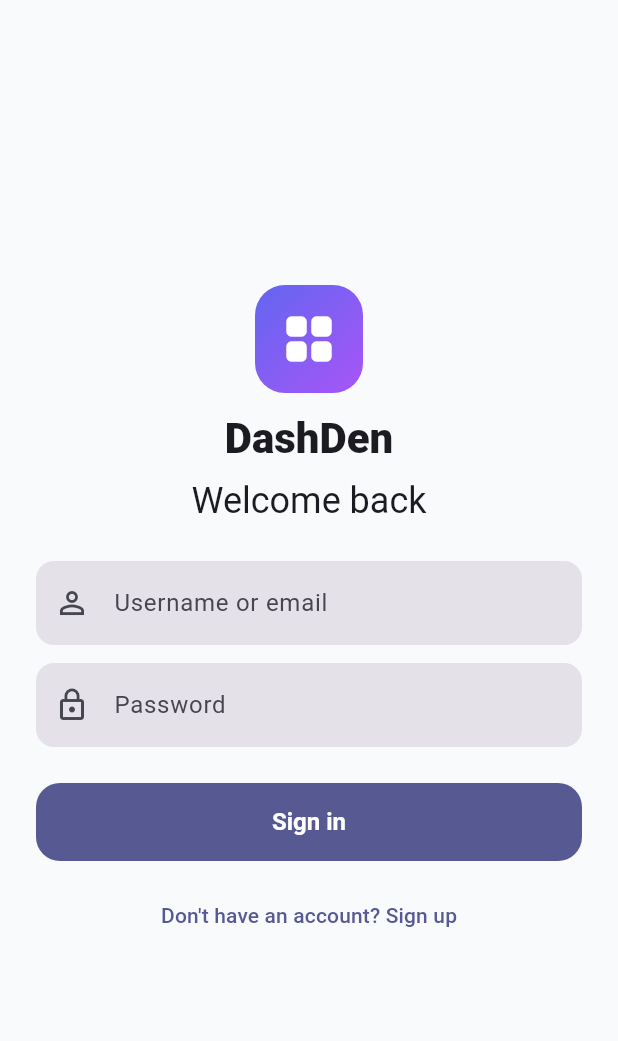
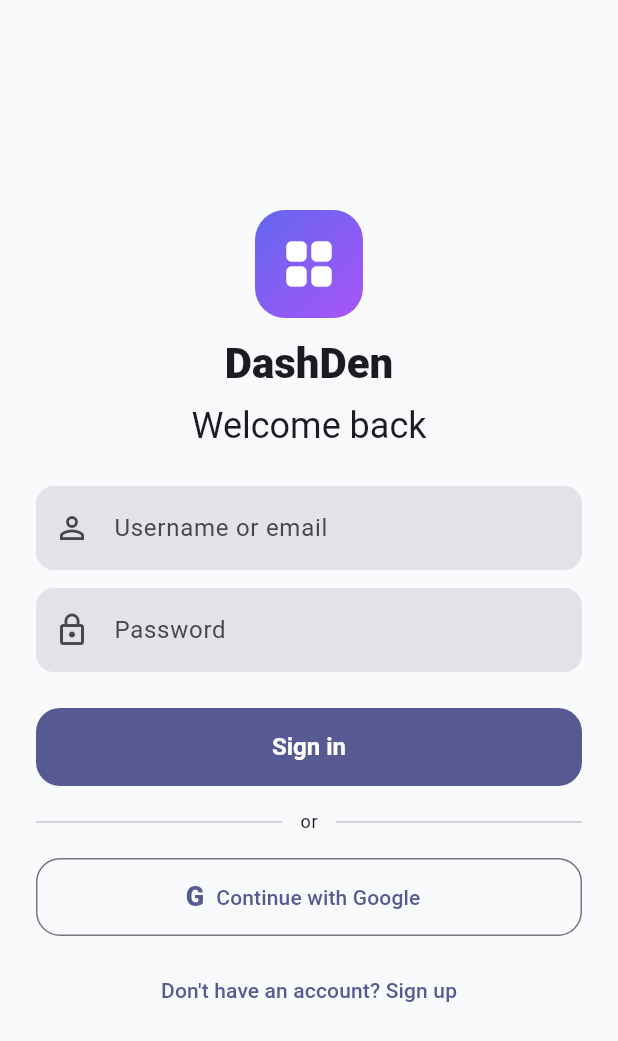
Before and after one commit to dtuleski/turbo-town, a Flutter app: the screen it shows after launch, on a phone screen of 412 x 824 dp. Shown: the top 1041 px of the screen. Run offline on Flutter 3.47's test engine with Material 3 defaults, Android fonts, the phone set to English and light mode, and no system bars; our stand-ins replace flutter_riverpod, flutter_secure_storage, go_router, graphql_flutter; missing offline and left inert: amazon_cognito_identity_dart_2, flutter_web_auth_2.

Commit message:
feat(mobile): add Google sign-in + fix auth/game flow bugs
Adds Cognito Hosted UI Google sign-in (OAuth code + PKCE) so
Google-federated accounts can log in on mobile, plus fixes to several
auth/game bugs found while getting the app running on iOS for the first time.

Google sign-in:
- flutter_web_auth_2 + PKCE authorization-code flow in cognito_service
- 'Continue with Google' button on the login screen
- env.dart: Hosted UI domain, redirect scheme (dashdenmobile://callback), scopes
- README: documents required iOS Info.plist + Android manifest URL-scheme config
  (platform folders are generated locally, so these must be re-applied)

Bug fixes:
- signUp now sends required given_name/family_name (pool schema requires them)
- sign-in normalizes email to lowercase (pool is case-insensitive; SRP was not)
- completeGame result screen no longer hangs: _complete() catches all errors,
  not just GameApiException, so a response-parse hiccup can't strand isBusy=true
- minor analyze fixes (library directives, const)

Verified end-to-end against prod: startGame + completeGame recorded a real
game (score persisted) from the iOS simulator.

Note: prod Cognito app client was updated additively with the
dashdenmobile:// callback/logout URLs (web auth unaffected).

```diff
--- a/apps/mobile/lib/api/game_models.dart
+++ b/apps/mobile/lib/api/game_models.dart
@@ -1,4 +1,5 @@
 /// Dart models mirroring the game service GraphQL types.
+library;
 
 class RateLimitInfo {
   const RateLimitInfo({
--- a/apps/mobile/lib/config/constants.dart
+++ b/apps/mobile/lib/config/constants.dart
@@ -1,5 +1,6 @@
 /// App-wide constants for the Memory Match MVP.
 /// Mirrors apps/web `src/config/constants.ts` (GAME_THEMES / DIFFICULTY_LEVELS).
+library;
 
 /// Secure-storage keys.
 class StorageKeys {
--- a/apps/mobile/lib/config/env.dart
+++ b/apps/mobile/lib/config/env.dart
@@ -44,5 +44,32 @@
         'https://7pwns5lkof.execute-api.us-east-1.amazonaws.com/leaderboard/graphql',
   );
 
+  // ── Hosted UI OAuth (Google federated sign-in) ──────────────────────────
+  /// Cognito Hosted UI domain prefix. Full host is
+  /// `<prefix>.auth.<region>.amazoncognito.com`.
+  static const String cognitoDomainPrefix = String.fromEnvironment(
+    'COGNITO_DOMAIN_PREFIX',
+    defaultValue: 'dashden-prod',
+  );
+
+  /// Base URL of the Cognito Hosted UI / OAuth endpoints.
+  static String get hostedUiBaseUrl =>
+      'https://$cognitoDomainPrefix.auth.$cognitoRegion.amazoncognito.com';
+
+  /// Custom URL scheme + redirect used for the mobile OAuth callback.
+  /// Must match a CallbackURL configured on the Cognito app client and the
+  /// CFBundleURLSchemes entry in ios/Runner/Info.plist.
+  static const String oauthRedirectScheme = 'dashdenmobile';
+  static const String oauthRedirectUri = 'dashdenmobile://callback';
+  static const String oauthSignOutUri = 'dashdenmobile://signout';
+
+  /// OAuth scopes requested for the Hosted UI flow (match the app client).
+  static const List<String> oauthScopes = [
+    'openid',
+    'email',
+    'profile',
+    'aws.cognito.signin.user.admin',
+  ];
+
   static const String appName = 'DashDen';
 }
--- a/apps/mobile/lib/ui/screens/home_screen.dart
+++ b/apps/mobile/lib/ui/screens/home_screen.dart
@@ -16,7 +16,7 @@
 
     return Scaffold(
       appBar: AppBar(
-        title: Text(Env.appName),
+        title: const Text(Env.appName),
         actions: [
           IconButton(
             tooltip: 'Sign out',
--- a/apps/mobile/lib/ui/screens/login_screen.dart
+++ b/apps/mobile/lib/ui/screens/login_screen.dart
@@ -100,6 +100,36 @@
                             )
                           : const Text('Sign in'),
                     ),
+                    const SizedBox(height: 16),
+                    Row(
+                      children: [
+                        const Expanded(child: Divider()),
+                        Padding(
+                          padding: const EdgeInsets.symmetric(horizontal: 12),
+                          child: Text('or',
+                              style: Theme.of(context).textTheme.bodySmall),
+                        ),
+                        const Expanded(child: Divider()),
+                      ],
+                    ),
+                    const SizedBox(height: 16),
+                    OutlinedButton.icon(
+                      onPressed: auth.isBusy
+                          ? null
+                          : () => ref
+                              .read(authControllerProvider.notifier)
+                              .signInWithGoogle(),
+                      style: OutlinedButton.styleFrom(
+                        minimumSize: const Size.fromHeight(52),
+                        shape: RoundedRectangleBorder(
+                          borderRadius: BorderRadius.circular(16),
+                        ),
+                      ),
+                      icon: const Text('G',
+                          style: TextStyle(
+                              fontSize: 18, fontWeight: FontWeight.w800)),
+                      label: const Text('Continue with Google'),
+                    ),
                     const SizedBox(height: 12),
                     TextButton(
                       onPressed: () => context.push('/register'),
```
Also changed, not shown: apps/mobile/lib/auth/auth_controller.dart (+25 -0 lines), apps/mobile/lib/auth/cognito_service.dart (+154 -12 lines), apps/mobile/lib/game/game_controller.dart (+6 -3 lines), apps/mobile/lib/ui/screens/register_screen.dart (+28 -0 lines), apps/mobile/pubspec.yaml (+7 -0 lines), 1 other file.
